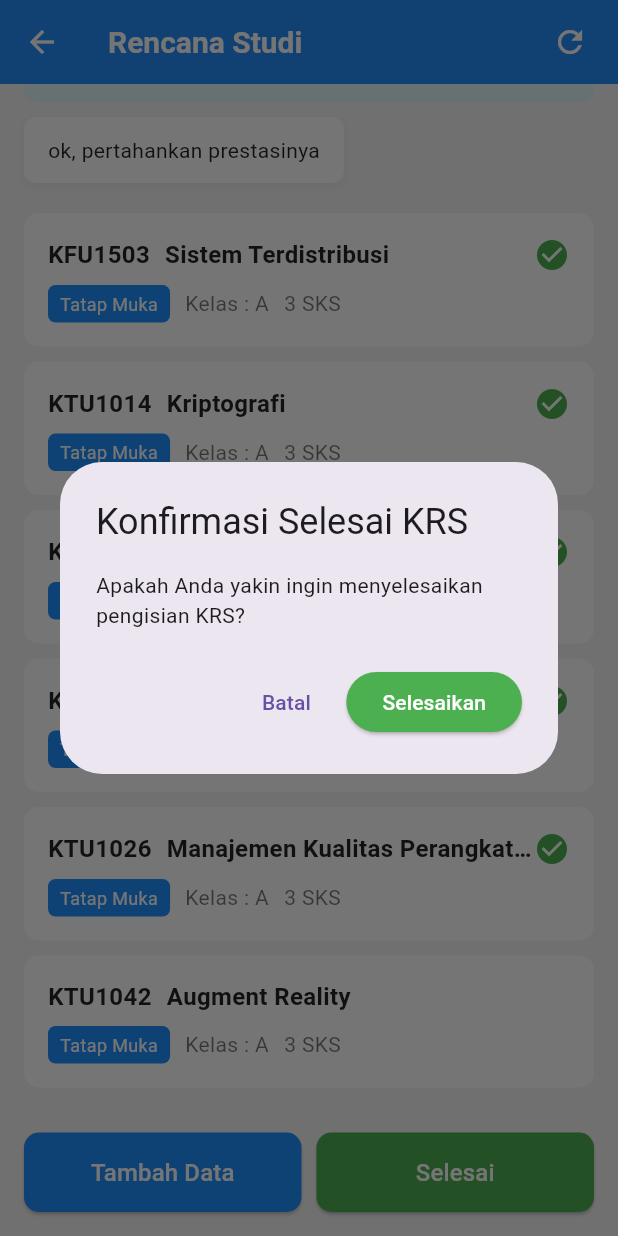
After one commit to Azmi010/rekomendasi-mata-kuliah-sfs-clone, a Flutter app: the StudyPlanScreen screen opened directly, scrolled down 195 dp, after a tap on "Selesai", on a phone screen of 412 x 824 dp. The commit adds this screen. Run offline on Flutter 3.47's test engine with Material 3 defaults, Android fonts, the phone set to English and light mode, and no system bars; our stand-ins replace firebase_auth, firebase_core; accounts and stored records are empty.

Commit message:
[FEAT] study plan screen

```diff
--- /dev/null
+++ b/lib/screens/study_plan/study_plan_screen.dart
@@ -0,0 +1,402 @@
+import 'package:flutter/material.dart';
+
+class StudyPlanScreen extends StatelessWidget {
+  const StudyPlanScreen({super.key});
+
+  @override
+  Widget build(BuildContext context) {
+    return Scaffold(
+      backgroundColor: Colors.grey[100],
+      appBar: AppBar(
+        title:
+            const Text('Rencana Studi', style: TextStyle(color: Colors.white)),
+        backgroundColor: const Color(0xFF1E90FF),
+        elevation: 0,
+        leading: IconButton(
+          icon: const Icon(Icons.arrow_back, color: Colors.white),
+          onPressed: () {
+            Navigator.pop(context);
+          },
+        ),
+        actions: [
+          IconButton(
+            icon: const Icon(Icons.refresh, color: Colors.white),
+            onPressed: () {
+              ScaffoldMessenger.of(context).showSnackBar(
+                const SnackBar(content: Text('Refreshing data...')),
+              );
+            },
+          ),
+          const SizedBox(width: 8),
+        ],
+      ),
+      body: SingleChildScrollView(
+        padding: const EdgeInsets.all(16.0),
+        child: Column(
+          crossAxisAlignment: CrossAxisAlignment.start,
+          children: [
+            // Header Informasi Akademik
+            Container(
+              padding: const EdgeInsets.all(16.0),
+              decoration: BoxDecoration(
+                color: const Color(0xFF1E90FF),
+                borderRadius: BorderRadius.circular(10),
+                boxShadow: [
+                  BoxShadow(
+                    color: Colors.grey.withOpacity(0.3),
+                    spreadRadius: 2,
+                    blurRadius: 7,
+                    offset: const Offset(0, 3),
+                  ),
+                ],
+              ),
+              child: const Column(
+                children: [
+                  Row(
+                    mainAxisAlignment: MainAxisAlignment.spaceBetween,
+                    children: [
+                      Text('Terakhir Aktif :',
+                          style: TextStyle(color: Colors.white, fontSize: 14)),
+                      Text('Index Prestasi (IP) : 3.87',
+                          style: TextStyle(color: Colors.white, fontSize: 14)),
+                    ],
+                  ),
+                  Row(
+                    mainAxisAlignment: MainAxisAlignment.spaceBetween,
+                    children: [
+                      Text('24251',
+                          style: TextStyle(
+                              color: Colors.white,
+                              fontSize: 16,
+                              fontWeight: FontWeight.bold)),
+                    ],
+                  ),
+                  SizedBox(height: 10),
+                  Row(
+                    mainAxisAlignment: MainAxisAlignment.spaceAround,
+                    children: [
+                      Column(
+                        children: [
+                          Text('SKS Max',
+                              style: TextStyle(
+                                  color: Colors.white70, fontSize: 13)),
+                          Text('24',
+                              style: TextStyle(
+                                  color: Colors.white,
+                                  fontSize: 16,
+                                  fontWeight: FontWeight.bold)),
+                        ],
+                      ),
+                      Column(
+                        children: [
+                          Text('SKS Tempuh',
+                              style: TextStyle(
+                                  color: Colors.white70, fontSize: 13)),
+                          Text('24',
+                              style: TextStyle(
+                                  color: Colors.white,
+                                  fontSize: 16,
+                                  fontWeight: FontWeight.bold)),
+                        ],
+                      ),
+                      Column(
+                        children: [
+                          Text('SKS Sisa',
+                              style: TextStyle(
+                                  color: Colors.white70, fontSize: 13)),
+                          Text('0',
+                              style: TextStyle(
+                                  color: Colors.white,
+                                  fontSize: 16,
+                                  fontWeight: FontWeight.bold)),
+                        ],
+                      ),
+                    ],
+                  ),
+                ],
+              ),
+            ),
+            const SizedBox(height: 20),
+
+            // Indikator Persetujuan Dosen Wali
+            Container(
+              padding: const EdgeInsets.symmetric(horizontal: 16, vertical: 12),
+              decoration: BoxDecoration(
+                color: const Color(0xFFE0F7FA),
+                borderRadius: BorderRadius.circular(8),
+              ),
+              child: const Row(
+                children: [
+                  Icon(Icons.check_circle, color: Colors.green, size: 20),
+                  SizedBox(width: 10),
+                  Expanded(
+                    child: Text(
+                      'TELAH DISETUJUI DOSEN WALI',
+                      style: TextStyle(
+                        color: Colors.green,
+                        fontWeight: FontWeight.bold,
+                        fontSize: 13,
+                      ),
+                    ),
+                  ),
+                ],
+              ),
+            ),
+            const SizedBox(height: 10),
+
+            // Input untuk komentar dosen
+            Container(
+              padding: const EdgeInsets.symmetric(horizontal: 16, vertical: 12),
+              decoration: BoxDecoration(
+                color: Colors.white,
+                borderRadius: BorderRadius.circular(8),
+                boxShadow: [
+                  BoxShadow(
+                    color: Colors.grey.withOpacity(0.1),
+                    spreadRadius: 1,
+                    blurRadius: 3,
+                    offset: const Offset(0, 2),
+                  ),
+                ],
+              ),
+              child: const Text(
+                'ok, pertahankan prestasinya',
+                style: TextStyle(fontSize: 14, color: Colors.black87),
+              ),
+            ),
+            const SizedBox(height: 20),
+
+            // Daftar Mata Kuliah
+            _buildCourseListItem(
+              context,
+              courseCode: 'KFU1503',
+              courseName: 'Sistem Terdistribusi',
+              type: 'Tatap Muka',
+              classInfo: 'Kelas : A',
+              sks: '3 SKS',
+              isApproved: true,
+            ),
+            _buildCourseListItem(
+              context,
+              courseCode: 'KTU1014',
+              courseName: 'Kriptografi',
+              type: 'Tatap Muka',
+              classInfo: 'Kelas : A',
+              sks: '3 SKS',
+              isApproved: true,
+            ),
+            _buildCourseListItem(
+              context,
+              courseCode: 'KTU1016',
+              courseName: 'Basis Data Terdistribusi',
+              type: 'Tatap Muka',
+              classInfo: 'Kelas : A',
+              sks: '3 SKS',
+              isApproved: true,
+            ),
+            _buildCourseListItem(
+              context,
+              courseCode: 'KTU1023',
+              courseName: 'Rekayasa Kebutuhan',
+              type: 'Tatap Muka',
+              classInfo: 'Kelas : A',
+              sks: '3 SKS',
+              isApproved: true,
+            ),
+            _buildCourseListItem(
+              context,
+              courseCode: 'KTU1026',
+              courseName: 'Manajemen Kualitas Perangkat Lunak',
+              type: 'Tatap Muka',
+              classInfo: 'Kelas : A',
+              sks: '3 SKS',
+              isApproved: true,
+            ),
+            _buildCourseListItem(
+              context,
+              courseCode: 'KTU1042',
+              courseName: 'Augment Reality',
+              type: 'Tatap Muka',
+              classInfo: 'Kelas : A',
+              sks: '3 SKS',
+              isApproved: false,
+            ),
+            const SizedBox(height: 20),
+            Row(
+              children: [
+                Expanded(
+                  child: ElevatedButton(
+                    onPressed: () {
+                      ScaffoldMessenger.of(context).showSnackBar(
+                        const SnackBar(
+                            content: Text(
+                                'Fitur Tambah Data belum diimplementasikan.')),
+                      );
+                    },
+                    style: ElevatedButton.styleFrom(
+                      backgroundColor: const Color(0xFF1E90FF),
+                      padding: const EdgeInsets.symmetric(vertical: 15),
+                      shape: RoundedRectangleBorder(
+                        borderRadius: BorderRadius.circular(10),
+                      ),
+                    ),
+                    child: const Text(
+                      'Tambah Data',
+                      style: TextStyle(fontSize: 16, color: Colors.white),
+                    ),
+                  ),
+                ),
+                const SizedBox(width: 10),
+                Expanded(
+                  child: ElevatedButton(
+                    onPressed: () {
+                      _showCompleteKRSConfirmation(
+                          context);
+                    },
+                    style: ElevatedButton.styleFrom(
+                      backgroundColor: Colors.green,
+                      padding: const EdgeInsets.symmetric(vertical: 15),
+                      shape: RoundedRectangleBorder(
+                        borderRadius: BorderRadius.circular(10),
+                      ),
+                    ),
+                    child: const Text(
+                      'Selesai',
+                      style: TextStyle(fontSize: 16, color: Colors.white),
+                    ),
+                  ),
+                ),
+              ],
+            ),
+          ],
+        ),
+      ),
+    );
+  }
+
+  // Helper method untuk membangun item mata kuliah (tidak ada perubahan)
+  Widget _buildCourseListItem(
+    BuildContext context, {
+    required String courseCode,
+    required String courseName,
+    required String type,
+    required String classInfo,
+    required String sks,
+    required bool isApproved,
+  }) {
+    return Card(
+      margin: const EdgeInsets.only(bottom: 10),
+      elevation: 0,
+      shape: RoundedRectangleBorder(borderRadius: BorderRadius.circular(10)),
+      color: Colors.white,
+      child: InkWell(
+        onTap: () {
+          ScaffoldMessenger.of(context).showSnackBar(
+            SnackBar(content: Text('Detail Mata Kuliah: $courseName')),
+          );
+        },
+        borderRadius: BorderRadius.circular(10),
+        child: Padding(
+          padding: const EdgeInsets.all(16.0),
+          child: Column(
+            crossAxisAlignment: CrossAxisAlignment.start,
+            children: [
+              Row(
+                mainAxisAlignment: MainAxisAlignment.spaceBetween,
+                children: [
+                  Text(
+                    courseCode,
+                    style: const TextStyle(
+                      fontSize: 16,
+                      fontWeight: FontWeight.bold,
+                      color: Colors.black87,
+                    ),
+                  ),
+                  const SizedBox(width: 10),
+                  Expanded(
+                    child: Text(
+                      courseName,
+                      style: const TextStyle(
+                        fontSize: 16,
+                        fontWeight: FontWeight.bold,
+                        color: Colors.black87,
+                      ),
+                      overflow: TextOverflow.ellipsis,
+                    ),
+                  ),
+                  if (isApproved)
+                    const Icon(Icons.check_circle,
+                        color: Colors.green, size: 24),
+                ],
+              ),
+              const SizedBox(height: 8),
+              Row(
+                children: [
+                  Container(
+                    padding:
+                        const EdgeInsets.symmetric(horizontal: 8, vertical: 4),
+                    decoration: BoxDecoration(
+                      color: const Color(0xFF1E90FF),
+                      borderRadius: BorderRadius.circular(5),
+                    ),
+                    child: Text(
+                      type,
+                      style: const TextStyle(color: Colors.white, fontSize: 12),
+                    ),
+                  ),
+                  const SizedBox(width: 10),
+                  Text(
+                    classInfo,
+                    style: const TextStyle(color: Colors.black54, fontSize: 14),
+                  ),
+                  const SizedBox(width: 10),
+                  Text(
+                    sks,
+                    style: const TextStyle(color: Colors.black54, fontSize: 14),
+                  ),
+                ],
+              ),
+            ],
+          ),
+        ),
+      ),
+    );
+  }
+
+  // Fungsi untuk menampilkan pop-up konfirmasi KRS
+  void _showCompleteKRSConfirmation(BuildContext context) {
+    showDialog(
+      context: context,
+      builder: (BuildContext context) {
+        return AlertDialog(
+          title: const Text('Konfirmasi Selesai KRS'),
+          content: const Text(
+              'Apakah Anda yakin ingin menyelesaikan pengisian KRS?'),
+          actions: <Widget>[
+            TextButton(
+              onPressed: () {
+                Navigator.of(context).pop();
+              },
+              child: const Text('Batal'),
+            ),
+            ElevatedButton(
+              onPressed: () {
+                Navigator.of(context).pop();
+                ScaffoldMessenger.of(context).showSnackBar(
+                  const SnackBar(
+                      content: Text('KRS berhasil diselesaikan! (Simulasi)')),
+                );
+              },
+              style: ElevatedButton.styleFrom(
+                backgroundColor:
+                    Colors.green,
+              ),
+              child: const Text('Selesaikan',
+                  style: TextStyle(color: Colors.white)),
+            ),
+          ],
+        );
+      },
+    );
+  }
+}
--- a/lib/widgets/all_services_bottom_sheet.dart
+++ b/lib/widgets/all_services_bottom_sheet.dart
@@ -1,5 +1,6 @@
 // lib/widgets/all_services_bottom_sheet.dart
 import 'package:flutter/material.dart';
+import 'package:sfs/screens/study_plan/study_plan_screen.dart';
 import 'package:sfs/widgets/menu_grid_item.dart';
 
 class AllServicesBottomSheet extends StatelessWidget {
@@ -46,14 +47,54 @@ class AllServicesBottomSheet extends StatelessWidget {
             mainAxisSpacing: 15,
             crossAxisSpacing: 15,
             children: [
-              MenuGridItem(icon: Icons.event_note, title: 'Milestone', onTap: () { Navigator.pop(context); }),
-              MenuGridItem(icon: Icons.devices_other, title: 'MMP', onTap: () { Navigator.pop(context); }),
-              MenuGridItem(icon: Icons.assessment, title: 'Hasil Studi', onTap: () { Navigator.pop(context); }),
-              MenuGridItem(icon: Icons.description, title: 'Transkrip', onTap: () { Navigator.pop(context); }),
-              MenuGridItem(icon: Icons.person_pin_circle, title: 'Kehadiran', onTap: () { Navigator.pop(context); }),
-              MenuGridItem(icon: Icons.wifi, title: 'Cek Kuota', onTap: () { Navigator.pop(context); }),
-              MenuGridItem(icon: Icons.event, title: 'Event', onTap: () { Navigator.pop(context); }),
-              MenuGridItem(icon: Icons.telegram, title: 'Telegram', onTap: () { Navigator.pop(context); }),
+              MenuGridItem(
+                  icon: Icons.event_note,
+                  title: 'Milestone',
+                  onTap: () {
+                    Navigator.pop(context);
+                  }),
+              MenuGridItem(
+                  icon: Icons.devices_other,
+                  title: 'MMP',
+                  onTap: () {
+                    Navigator.pop(context);
+                  }),
+              MenuGridItem(
+                  icon: Icons.assessment,
+                  title: 'Hasil Studi',
+                  onTap: () {
+                    Navigator.pop(context);
+                  }),
+              MenuGridItem(
+                  icon: Icons.description,
+                  title: 'Transkrip',
+                  onTap: () {
+                    Navigator.pop(context);
+                  }),
+              MenuGridItem(
+                  icon: Icons.person_pin_circle,
+                  title: 'Kehadiran',
+                  onTap: () {
+                    Navigator.pop(context);
+                  }),
+              MenuGridItem(
+                  icon: Icons.wifi,
+                  title: 'Cek Kuota',
+                  onTap: () {
+                    Navigator.pop(context);
+                  }),
+              MenuGridItem(
+                  icon: Icons.event,
+                  title: 'Event',
+                  onTap: () {
+                    Navigator.pop(context);
+                  }),
+              MenuGridItem(
+                  icon: Icons.telegram,
+                  title: 'Telegram',
+                  onTap: () {
+                    Navigator.pop(context);
+                  }),
             ],
           ),
 
@@ -69,15 +110,75 @@ class AllServicesBottomSheet extends StatelessWidget {
             mainAxisSpacing: 15,
             crossAxisSpacing: 15,
             children: [
-              MenuGridItem(icon: Icons.notes, title: 'Kuisioner', onTap: () { Navigator.pop(context); }, iconColor: Colors.red,),
-              MenuGridItem(icon: Icons.edit_note, title: 'Rencana Studi', onTap: () { Navigator.pop(context); }, iconColor: Colors.red,),
-              MenuGridItem(icon: Icons.book, title: 'UC3', onTap: () { Navigator.pop(context); }, iconColor: Colors.green,),
-              MenuGridItem(icon: Icons.payment, title: 'Payment', onTap: () { Navigator.pop(context); }, iconColor: Colors.purple,),
-              MenuGridItem(icon: Icons.library_books, title: 'Library', onTap: () { Navigator.pop(context); }),
-              MenuGridItem(icon: Icons.poll, title: 'Survey', onTap: () { Navigator.pop(context); }),
-              MenuGridItem(icon: Icons.edit_document, title: 'E-Signature', onTap: () { Navigator.pop(context); }),
-              MenuGridItem(icon: Icons.medical_services, title: 'Presensi Magang', onTap: () { Navigator.pop(context); }, iconColor: Colors.green,),
-              MenuGridItem(icon: Icons.monitor, title: 'Monitoring MBKM', onTap: () { Navigator.pop(context); }),
+              MenuGridItem(
+                icon: Icons.notes,
+                title: 'Kuisioner',
+                onTap: () {
+                  Navigator.pop(context);
+                },
+                iconColor: Colors.red,
+              ),
+              MenuGridItem(
+                icon: Icons.edit_note,
+                title: 'Rencana Studi',
+                onTap: () {
+                  Navigator.pop(context);
+                  Navigator.push(
+                    context,
+                    MaterialPageRoute(
+                        builder: (context) => const StudyPlanScreen()),
+                  );
+                },
+                iconColor: Colors.red,
+              ),
+              MenuGridItem(
+                icon: Icons.book,
+                title: 'UC3',
+                onTap: () {
+                  Navigator.pop(context);
+                },
+                iconColor: Colors.green,
+              ),
+              MenuGridItem(
+                icon: Icons.payment,
+                title: 'Payment',
+                onTap: () {
+                  Navigator.pop(context);
+                },
+                iconColor: Colors.purple,
+              ),
+              MenuGridItem(
+                  icon: Icons.library_books,
+                  title: 'Library',
+                  onTap: () {
+                    Navigator.pop(context);
+                  }),
+              MenuGridItem(
+                  icon: Icons.poll,
+                  title: 'Survey',
+                  onTap: () {
+                    Navigator.pop(context);
+                  }),
+              MenuGridItem(
+                  icon: Icons.edit_document,
+                  title: 'E-Signature',
+                  onTap: () {
+                    Navigator.pop(context);
+                  }),
+              MenuGridItem(
+                icon: Icons.medical_services,
+                title: 'Presensi Magang',
+                onTap: () {
+                  Navigator.pop(context);
+                },
+                iconColor: Colors.green,
+              ),
+              MenuGridItem(
+                  icon: Icons.monitor,
+                  title: 'Monitoring MBKM',
+                  onTap: () {
+                    Navigator.pop(context);
+                  }),
             ],
           ),
           const SizedBox(height: 10),
```
